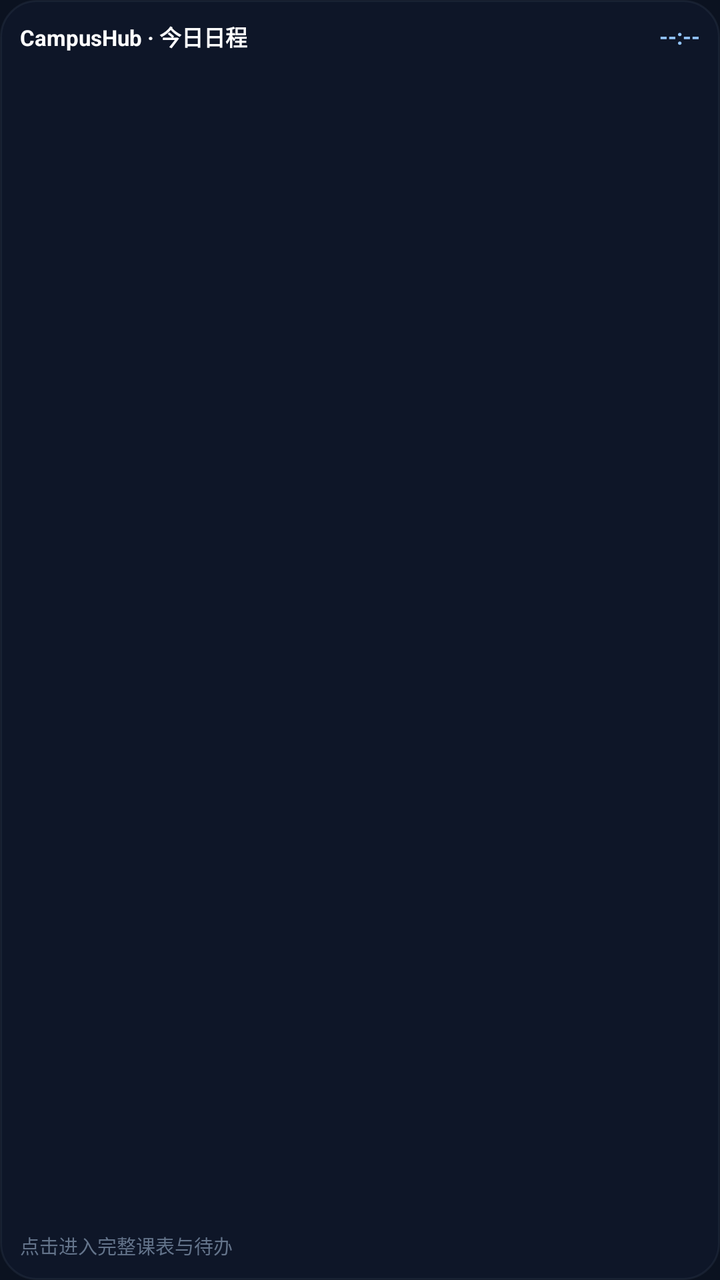
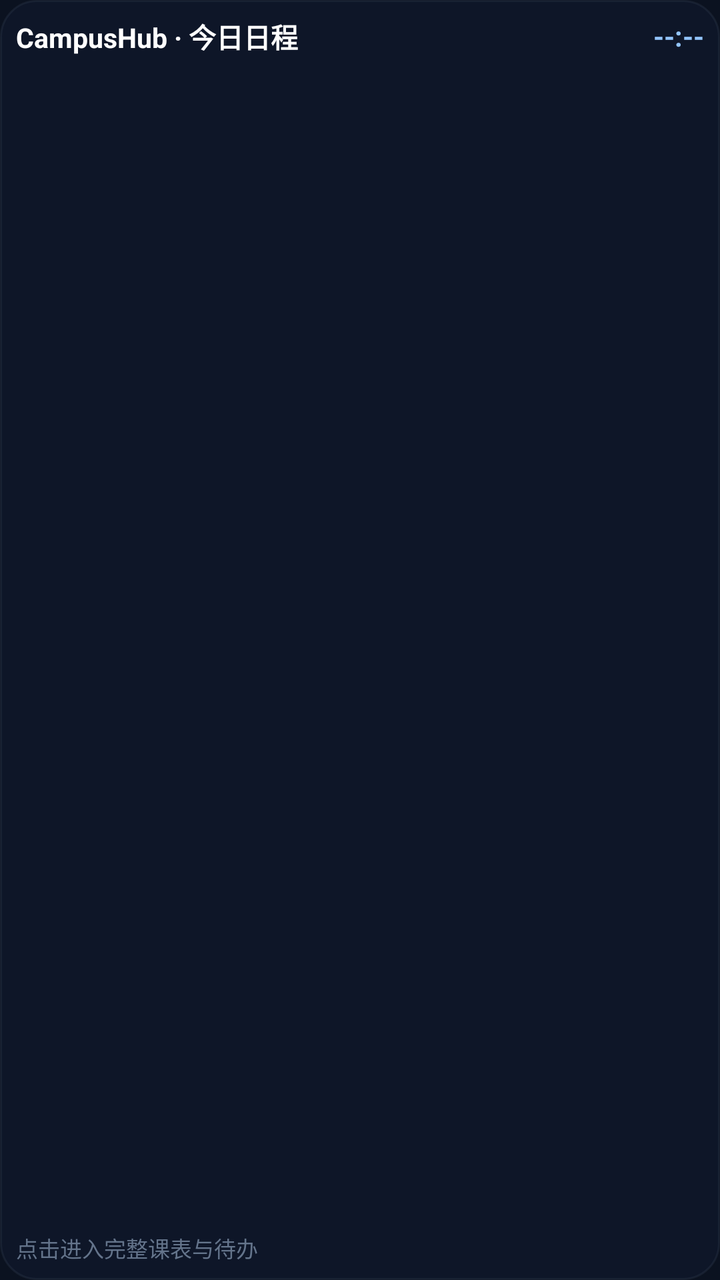

Compare the two renders of this Android layout. The source of the first and the diff that turns it into the second are given below.
<!-- AndroidManifest.xml: application theme Theme.CampusHub -->
<!-- res/layout/widget_today.xml -->
<?xml version="1.0" encoding="utf-8"?>
<LinearLayout xmlns:android="http://schemas.android.com/apk/res/android"
    android:id="@+id/widgetRoot"
    android:layout_width="match_parent"
    android:layout_height="match_parent"
    android:orientation="vertical"
    android:padding="10dp"
    android:background="@drawable/widget_bg">

    
    <LinearLayout
        android:layout_width="match_parent"
        android:layout_height="wrap_content"
        android:orientation="horizontal"
        android:gravity="center_vertical"
        android:paddingBottom="5dp">

        <TextView
            android:id="@+id/widgetTitle"
            android:layout_width="0dp"
            android:layout_height="wrap_content"
            android:layout_weight="1"
            android:text="CampusHub · 今日日程"
            android:textSize="11sp"
            android:textStyle="bold"
            android:textColor="#ffffff"
            android:singleLine="true"
            android:ellipsize="end" />

        <TextView
            android:id="@+id/widgetClock"
            android:layout_width="wrap_content"
            android:layout_height="wrap_content"
            android:text="--:--"
            android:textSize="11sp"
            android:textStyle="bold"
            android:textColor="#93c5fd" />
    </LinearLayout>

    
    <LinearLayout
        android:id="@+id/heroCard"
        android:layout_width="match_parent"
        android:layout_height="wrap_content"
        android:orientation="horizontal"
        android:padding="6dp"
        android:background="@drawable/widget_hero_bg"
        android:gravity="center_vertical"
        android:layout_marginBottom="4dp"
        android:visibility="gone">

        <LinearLayout
            android:layout_width="0dp"
            android:layout_height="wrap_content"
            android:layout_weight="1"
            android:orientation="vertical">

            <LinearLayout
                android:layout_width="wrap_content"
                android:layout_height="wrap_content"
                android:orientation="horizontal"
                android:gravity="center_vertical">

                <TextView
                    android:id="@+id/heroStatus"
                    android:layout_width="wrap_content"
                    android:layout_height="wrap_content"
                    android:text="下一节课"
                    android:textSize="9sp"
                    android:textStyle="bold"
                    android:textColor="#60a5fa" />

                <TextView
                    android:id="@+id/heroClassTime"
                    android:layout_width="wrap_content"
                    android:layout_height="wrap_content"
                    android:layout_marginLeft="6dp"
                    android:text="10:20–12:00"
                    android:textSize="9sp"
                    android:textColor="#94a3b8" />
            </LinearLayout>

            <TextView
                android:id="@+id/heroClassTitle"
                android:layout_width="wrap_content"
                android:layout_height="wrap_content"
                android:text="课程标题"
                android:textSize="11sp"
                android:textStyle="bold"
                android:textColor="#ffffff"
                android:singleLine="true"
                android:ellipsize="end" />
        </LinearLayout>

        <TextView
            android:id="@+id/heroLocation"
            android:layout_width="wrap_content"
            android:layout_height="wrap_content"
            android:text=""
            android:textSize="10sp"
            android:textStyle="bold"
            android:textColor="#bfdbfe"
            android:paddingLeft="6dp"
            android:paddingRight="6dp"
            android:paddingTop="2dp"
            android:paddingBottom="2dp"
            android:singleLine="true"
            android:visibility="gone" />
    </LinearLayout>

    
    <LinearLayout
        android:id="@+id/itemsContainer"
        android:layout_width="match_parent"
        android:layout_height="0dp"
        android:layout_weight="1"
        android:orientation="vertical"
        android:gravity="center_vertical">

        
        <LinearLayout
            android:id="@+id/itemRow1"
            android:layout_width="match_parent"
            android:layout_height="wrap_content"
            android:orientation="horizontal"
            android:gravity="center_vertical"
            android:paddingTop="2dp"
            android:paddingBottom="2dp"
            android:visibility="gone">

            <TextView
                android:id="@+id/itemTag1"
                android:layout_width="wrap_content"
                android:layout_height="wrap_content"
                android:textSize="8.5sp"
                android:textStyle="bold"
                android:paddingLeft="4dp"
                android:paddingRight="4dp"
                android:paddingTop="1dp"
                android:paddingBottom="1dp"
                android:background="@drawable/widget_tag_class"
                android:textColor="#93c5fd"
                android:text="课" />

            <TextView
                android:id="@+id/itemTime1"
                android:layout_width="wrap_content"
                android:layout_height="wrap_content"
                android:textSize="9.5sp"
                android:textStyle="bold"
                android:textColor="#cbd5e1"
                android:layout_marginLeft="5dp"
                android:text="14:00" />

            <TextView
                android:id="@+id/itemTitle1"
                android:layout_width="0dp"
                android:layout_height="wrap_content"
                android:layout_weight="1"
                android:textSize="9.5sp"
                android:textColor="#f8fafc"
                android:singleLine="true"
                android:ellipsize="end"
                android:layout_marginLeft="6dp"
                android:text="日程标题" />

            <TextView
                android:id="@+id/itemLoc1"
                android:layout_width="wrap_content"
                android:layout_height="wrap_content"
                android:textSize="8.5sp"
                android:textColor="#94a3b8"
                android:singleLine="true"
                android:layout_marginLeft="4dp"
                android:text="地点" />
        </LinearLayout>

        
        <LinearLayout
            android:id="@+id/itemRow2"
            android:layout_width="match_parent"
            android:layout_height="wrap_content"
            android:orientation="horizontal"
            android:gravity="center_vertical"
            android:paddingTop="2dp"
            android:paddingBottom="2dp"
            android:visibility="gone">

            <TextView
                android:id="@+id/itemTag2"
                android:layout_width="wrap_content"
                android:layout_height="wrap_content"
                android:textSize="8.5sp"
                android:textStyle="bold"
                android:paddingLeft="4dp"
                android:paddingRight="4dp"
                android:paddingTop="1dp"
                android:paddingBottom="1dp"
                android:background="@drawable/widget_tag_class"
                android:textColor="#93c5fd"
                android:text="课" />

            <TextView
                android:id="@+id/itemTime2"
                android:layout_width="wrap_content"
                android:layout_height="wrap_content"
                android:textSize="9.5sp"
                android:textStyle="bold"
                android:textColor="#cbd5e1"
                android:layout_marginLeft="5dp"
                android:text="15:45" />

            <TextView
                android:id="@+id/itemTitle2"
                android:layout_width="0dp"
                android:layout_height="wrap_content"
                android:layout_weight="1"
                android:textSize="9.5sp"
                android:textColor="#f8fafc"
                android:singleLine="true"
                android:ellipsize="end"
                android:layout_marginLeft="6dp"
                android:text="日程标题" />

            <TextView
                android:id="@+id/itemLoc2"
                android:layout_width="wrap_content"
                android:layout_height="wrap_content"
                android:textSize="8.5sp"
                android:textColor="#94a3b8"
                android:singleLine="true"
                android:layout_marginLeft="4dp"
                android:text="地点" />
        </LinearLayout>

        
        <LinearLayout
            android:id="@+id/itemRow3"
            android:layout_width="match_parent"
            android:layout_height="wrap_content"
            android:orientation="horizontal"
            android:gravity="center_vertical"
            android:paddingTop="2dp"
            android:paddingBottom="2dp"
            android:visibility="gone">

            <TextView
                android:id="@+id/itemTag3"
                android:layout_width="wrap_content"
                android:layout_height="wrap_content"
                android:textSize="8.5sp"
                android:textStyle="bold"
                android:paddingLeft="4dp"
                android:paddingRight="4dp"
                android:paddingTop="1dp"
                android:paddingBottom="1dp"
                android:background="@drawable/widget_tag_todo"
                android:textColor="#fcd34d"
                android:text="待办" />

            <TextView
                android:id="@+id/itemTime3"
                android:layout_width="wrap_content"
                android:layout_height="wrap_content"
                android:textSize="9.5sp"
                android:textStyle="bold"
                android:textColor="#cbd5e1"
                android:layout_marginLeft="5dp"
                android:text="23:59" />

            <TextView
                android:id="@+id/itemTitle3"
                android:layout_width="0dp"
                android:layout_height="wrap_content"
                android:layout_weight="1"
                android:textSize="9.5sp"
                android:textColor="#f8fafc"
                android:singleLine="true"
                android:ellipsize="end"
                android:layout_marginLeft="6dp"
                android:text="待办标题" />

            <TextView
                android:id="@+id/itemLoc3"
                android:layout_width="wrap_content"
                android:layout_height="wrap_content"
                android:textSize="8.5sp"
                android:textColor="#94a3b8"
                android:singleLine="true"
                android:layout_marginLeft="4dp"
                android:text="地点" />
        </LinearLayout>

        
        <LinearLayout
            android:id="@+id/itemRow4"
            android:layout_width="match_parent"
            android:layout_height="wrap_content"
            android:orientation="horizontal"
            android:gravity="center_vertical"
            android:paddingTop="2dp"
            android:paddingBottom="2dp"
            android:visibility="gone">

            <TextView
                android:id="@+id/itemTag4"
                android:layout_width="wrap_content"
                android:layout_height="wrap_content"
                android:textSize="8.5sp"
                android:textStyle="bold"
                android:paddingLeft="4dp"
                android:paddingRight="4dp"
                android:paddingTop="1dp"
                android:paddingBottom="1dp"
                android:background="@drawable/widget_tag_todo"
                android:textColor="#fcd34d"
                android:text="待办" />

            <TextView
                android:id="@+id/itemTime4"
                android:layout_width="wrap_content"
                android:layout_height="wrap_content"
                android:textSize="9.5sp"
                android:textStyle="bold"
                android:textColor="#cbd5e1"
                android:layout_marginLeft="5dp"
                android:text="23:59" />

            <TextView
                android:id="@+id/itemTitle4"
                android:layout_width="0dp"
                android:layout_height="wrap_content"
                android:layout_weight="1"
                android:textSize="9.5sp"
                android:textColor="#f8fafc"
                android:singleLine="true"
                android:ellipsize="end"
                android:layout_marginLeft="6dp"
                android:text="待办标题" />

            <TextView
                android:id="@+id/itemLoc4"
                android:layout_width="wrap_content"
                android:layout_height="wrap_content"
                android:textSize="8.5sp"
                android:textColor="#94a3b8"
                android:singleLine="true"
                android:layout_marginLeft="4dp"
                android:text="地点" />
        </LinearLayout>

        
        <TextView
            android:id="@+id/emptyNotice"
            android:layout_width="match_parent"
            android:layout_height="wrap_content"
            android:gravity="center"
            android:text="今天没有待办和课程，好好休息吧~"
            android:textSize="10sp"
            android:textColor="#94a3b8"
            android:paddingTop="8dp"
            android:paddingBottom="8dp"
            android:visibility="gone" />
    </LinearLayout>

    
    <TextView
        android:id="@+id/widgetSummary"
        android:layout_width="match_parent"
        android:layout_height="wrap_content"
        android:text="点击进入完整课表与待办"
        android:textSize="9.5sp"
        android:textColor="#64748b"
        android:paddingTop="3dp"
        android:singleLine="true"
        android:ellipsize="end" />

</LinearLayout>
<!-- resources referenced by this layout -->
<resources>
  <!-- drawable widget_bg (drawable) -->
  <?xml version="1.0" encoding="utf-8"?>
  <shape xmlns:android="http://schemas.android.com/apk/res/android"
      android:shape="rectangle">
      <solid android:color="#d90f172a" />
      <corners android:radius="18dp" />
      <stroke android:width="1dp" android:color="#33475569" />
  </shape>
  <!-- drawable widget_hero_bg (drawable) -->
  <?xml version="1.0" encoding="utf-8"?>
  <shape xmlns:android="http://schemas.android.com/apk/res/android"
      android:shape="rectangle">
      <solid android:color="#263b82f6" />
      <corners android:radius="12dp" />
      <stroke android:width="1dp" android:color="#4d3b82f6" />
  </shape>
  <!-- drawable widget_tag_class (drawable) -->
  <?xml version="1.0" encoding="utf-8"?>
  <shape xmlns:android="http://schemas.android.com/apk/res/android"
      android:shape="rectangle">
      <solid android:color="#1a3b82f6" />
      <corners android:radius="3dp" />
      <stroke android:width="1dp" android:color="#4d60a5fa" />
  </shape>
  <!-- drawable widget_tag_todo (drawable) -->
  <?xml version="1.0" encoding="utf-8"?>
  <shape xmlns:android="http://schemas.android.com/apk/res/android"
      android:shape="rectangle">
      <solid android:color="#1af59e0b" />
      <corners android:radius="3dp" />
      <stroke android:width="1dp" android:color="#4dfbbf24" />
  </shape>
  <style name="Theme.CampusHub" parent="Theme.MaterialComponents.DayNight.NoActionBar">
          <item name="android:statusBarColor">@color/bg_dark</item>
          <item name="android:navigationBarColor">@color/bg_dark</item>
          <item name="android:windowBackground">@color/bg_dark</item>
      </style>
  <color name="bg_dark">#0b1220</color>
</resources>

<!-- the commit's change to res/layout/widget_today.xml (unified diff, before → after) -->
@@ -4,7 +4,7 @@
     android:layout_width="match_parent"
     android:layout_height="match_parent"
     android:orientation="vertical"
-    android:padding="10dp"
+    android:padding="8dp"
     android:background="@drawable/widget_bg">
 
     
@@ -13,7 +13,7 @@
         android:layout_height="wrap_content"
         android:orientation="horizontal"
         android:gravity="center_vertical"
-        android:paddingBottom="5dp">
+        android:paddingBottom="4dp">
 
         <TextView
             android:id="@+id/widgetTitle"
@@ -21,7 +21,7 @@
             android:layout_height="wrap_content"
             android:layout_weight="1"
             android:text="CampusHub · 今日日程"
-            android:textSize="11sp"
+            android:textSize="13.5sp"
             android:textStyle="bold"
             android:textColor="#ffffff"
             android:singleLine="true"
@@ -32,7 +32,7 @@
             android:layout_width="wrap_content"
             android:layout_height="wrap_content"
             android:text="--:--"
-            android:textSize="11sp"
+            android:textSize="13.5sp"
             android:textStyle="bold"
             android:textColor="#93c5fd" />
     </LinearLayout>
@@ -43,7 +43,7 @@
         android:layout_width="match_parent"
         android:layout_height="wrap_content"
         android:orientation="horizontal"
-        android:padding="6dp"
+        android:padding="7dp"
         android:background="@drawable/widget_hero_bg"
         android:gravity="center_vertical"
         android:layout_marginBottom="4dp"
@@ -66,7 +66,7 @@
                     android:layout_width="wrap_content"
                     android:layout_height="wrap_content"
                     android:text="下一节课"
-                    android:textSize="9sp"
+                    android:textSize="11.5sp"
                     android:textStyle="bold"
                     android:textColor="#60a5fa" />
 
@@ -76,8 +76,9 @@
                     android:layout_height="wrap_content"
                     android:layout_marginLeft="6dp"
                     android:text="10:20–12:00"
-                    android:textSize="9sp"
-                    android:textColor="#94a3b8" />
+                    android:textSize="11.5sp"
+                    android:textStyle="bold"
+                    android:textColor="#cbd5e1" />
             </LinearLayout>
 
             <TextView
@@ -85,7 +86,7 @@
                 android:layout_width="wrap_content"
                 android:layout_height="wrap_content"
                 android:text="课程标题"
-                android:textSize="11sp"
+                android:textSize="14sp"
                 android:textStyle="bold"
                 android:textColor="#ffffff"
                 android:singleLine="true"
@@ -97,7 +98,7 @@
             android:layout_width="wrap_content"
             android:layout_height="wrap_content"
             android:text=""
-            android:textSize="10sp"
+            android:textSize="12.5sp"
             android:textStyle="bold"
             android:textColor="#bfdbfe"
             android:paddingLeft="6dp"
@@ -124,20 +125,20 @@
             android:layout_height="wrap_content"
             android:orientation="horizontal"
             android:gravity="center_vertical"
-            android:paddingTop="2dp"
-            android:paddingBottom="2dp"
+            android:paddingTop="3dp"
+            android:paddingBottom="3dp"
             android:visibility="gone">
 
             <TextView
                 android:id="@+id/itemTag1"
                 android:layout_width="wrap_content"
                 android:layout_height="wrap_content"
-                android:textSize="8.5sp"
-                android:textStyle="bold"
-                android:paddingLeft="4dp"
-                android:paddingRight="4dp"
-                android:paddingTop="1dp"
-                android:paddingBottom="1dp"
+                android:textSize="11sp"
+                android:textStyle="bold"
+                android:paddingLeft="5dp"
+                android:paddingRight="5dp"
+                android:paddingTop="1.5dp"
+                android:paddingBottom="1.5dp"
                 android:background="@drawable/widget_tag_class"
                 android:textColor="#93c5fd"
                 android:text="课" />
@@ -146,10 +147,10 @@
                 android:id="@+id/itemTime1"
                 android:layout_width="wrap_content"
                 android:layout_height="wrap_content"
-                android:textSize="9.5sp"
-                android:textStyle="bold"
-                android:textColor="#cbd5e1"
-                android:layout_marginLeft="5dp"
+                android:textSize="12sp"
+                android:textStyle="bold"
+                android:textColor="#e2e8f0"
+                android:layout_marginLeft="6dp"
                 android:text="14:00" />
 
             <TextView
@@ -157,8 +158,9 @@
                 android:layout_width="0dp"
                 android:layout_height="wrap_content"
                 android:layout_weight="1"
-                android:textSize="9.5sp"
-                android:textColor="#f8fafc"
+                android:textSize="12.5sp"
+                android:textStyle="bold"
+                android:textColor="#ffffff"
                 android:singleLine="true"
                 android:ellipsize="end"
                 android:layout_marginLeft="6dp"
@@ -168,10 +170,10 @@
                 android:id="@+id/itemLoc1"
                 android:layout_width="wrap_content"
                 android:layout_height="wrap_content"
-                android:textSize="8.5sp"
+                android:textSize="11sp"
                 android:textColor="#94a3b8"
                 android:singleLine="true"
-                android:layout_marginLeft="4dp"
+                android:layout_marginLeft="5dp"
                 android:text="地点" />
         </LinearLayout>
 
@@ -182,20 +184,20 @@
             android:layout_height="wrap_content"
             android:orientation="horizontal"
             android:gravity="center_vertical"
-            android:paddingTop="2dp"
-            android:paddingBottom="2dp"
+            android:paddingTop="3dp"
+            android:paddingBottom="3dp"
             android:visibility="gone">
 
             <TextView
                 android:id="@+id/itemTag2"
                 android:layout_width="wrap_content"
                 android:layout_height="wrap_content"
-                android:textSize="8.5sp"
-                android:textStyle="bold"
-                android:paddingLeft="4dp"
-                android:paddingRight="4dp"
-                android:paddingTop="1dp"
-                android:paddingBottom="1dp"
+                android:textSize="11sp"
+                android:textStyle="bold"
+                android:paddingLeft="5dp"
+                android:paddingRight="5dp"
+                android:paddingTop="1.5dp"
+                android:paddingBottom="1.5dp"
                 android:background="@drawable/widget_tag_class"
                 android:textColor="#93c5fd"
                 android:text="课" />
@@ -204,10 +206,10 @@
                 android:id="@+id/itemTime2"
                 android:layout_width="wrap_content"
                 android:layout_height="wrap_content"
-                android:textSize="9.5sp"
-                android:textStyle="bold"
-                android:textColor="#cbd5e1"
-                android:layout_marginLeft="5dp"
+                android:textSize="12sp"
+                android:textStyle="bold"
+                android:textColor="#e2e8f0"
+                android:layout_marginLeft="6dp"
                 android:text="15:45" />
 
             <TextView
@@ -215,8 +217,9 @@
                 android:layout_width="0dp"
                 android:layout_height="wrap_content"
                 android:layout_weight="1"
-                android:textSize="9.5sp"
-                android:textColor="#f8fafc"
+                android:textSize="12.5sp"
+                android:textStyle="bold"
+                android:textColor="#ffffff"
                 android:singleLine="true"
                 android:ellipsize="end"
                 android:layout_marginLeft="6dp"
@@ -226,10 +229,10 @@
                 android:id="@+id/itemLoc2"
                 android:layout_width="wrap_content"
                 android:layout_height="wrap_content"
-                android:textSize="8.5sp"
+                android:textSize="11sp"
                 android:textColor="#94a3b8"
                 android:singleLine="true"
-                android:layout_marginLeft="4dp"
+                android:layout_marginLeft="5dp"
                 android:text="地点" />
         </LinearLayout>
 
@@ -240,20 +243,20 @@
             android:layout_height="wrap_content"
             android:orientation="horizontal"
             android:gravity="center_vertical"
-            android:paddingTop="2dp"
-            android:paddingBottom="2dp"
+            android:paddingTop="3dp"
+            android:paddingBottom="3dp"
             android:visibility="gone">
 
             <TextView
                 android:id="@+id/itemTag3"
                 android:layout_width="wrap_content"
                 android:layout_height="wrap_content"
-                android:textSize="8.5sp"
-                android:textStyle="bold"
-                android:paddingLeft="4dp"
-                android:paddingRight="4dp"
-                android:paddingTop="1dp"
-                android:paddingBottom="1dp"
+                android:textSize="11sp"
+                android:textStyle="bold"
+                android:paddingLeft="5dp"
+                android:paddingRight="5dp"
+                android:paddingTop="1.5dp"
+                android:paddingBottom="1.5dp"
                 android:background="@drawable/widget_tag_todo"
                 android:textColor="#fcd34d"
                 android:text="待办" />
@@ -262,10 +265,10 @@
                 android:id="@+id/itemTime3"
                 android:layout_width="wrap_content"
                 android:layout_height="wrap_content"
-                android:textSize="9.5sp"
-                android:textStyle="bold"
-                android:textColor="#cbd5e1"
-                android:layout_marginLeft="5dp"
+                android:textSize="12sp"
+                android:textStyle="bold"
+                android:textColor="#e2e8f0"
+                android:layout_marginLeft="6dp"
                 android:text="23:59" />
 
             <TextView
@@ -273,8 +276,9 @@
                 android:layout_width="0dp"
                 android:layout_height="wrap_content"
                 android:layout_weight="1"
-                android:textSize="9.5sp"
-                android:textColor="#f8fafc"
+                android:textSize="12.5sp"
+                android:textStyle="bold"
+                android:textColor="#ffffff"
                 android:singleLine="true"
                 android:ellipsize="end"
                 android:layout_marginLeft="6dp"
@@ -284,10 +288,10 @@
                 android:id="@+id/itemLoc3"
                 android:layout_width="wrap_content"
                 android:layout_height="wrap_content"
-                android:textSize="8.5sp"
+                android:textSize="11sp"
                 android:textColor="#94a3b8"
                 android:singleLine="true"
-                android:layout_marginLeft="4dp"
+                android:layout_marginLeft="5dp"
                 android:text="地点" />
         </LinearLayout>
 
@@ -298,20 +302,20 @@
             android:layout_height="wrap_content"
             android:orientation="horizontal"
             android:gravity="center_vertical"
-            android:paddingTop="2dp"
-            android:paddingBottom="2dp"
+            android:paddingTop="3dp"
+            android:paddingBottom="3dp"
             android:visibility="gone">
 
             <TextView
                 android:id="@+id/itemTag4"
                 android:layout_width="wrap_content"
                 android:layout_height="wrap_content"
-                android:textSize="8.5sp"
-                android:textStyle="bold"
-                android:paddingLeft="4dp"
-                android:paddingRight="4dp"
-                android:paddingTop="1dp"
-                android:paddingBottom="1dp"
+                android:textSize="11sp"
+                android:textStyle="bold"
+                android:paddingLeft="5dp"
+                android:paddingRight="5dp"
+                android:paddingTop="1.5dp"
+                android:paddingBottom="1.5dp"
                 android:background="@drawable/widget_tag_todo"
                 android:textColor="#fcd34d"
                 android:text="待办" />
@@ -320,10 +324,10 @@
                 android:id="@+id/itemTime4"
                 android:layout_width="wrap_content"
                 android:layout_height="wrap_content"
-                android:textSize="9.5sp"
-                android:textStyle="bold"
-                android:textColor="#cbd5e1"
-                android:layout_marginLeft="5dp"
+                android:textSize="12sp"
+                android:textStyle="bold"
+                android:textColor="#e2e8f0"
+                android:layout_marginLeft="6dp"
                 android:text="23:59" />
 
             <TextView
@@ -331,8 +335,9 @@
                 android:layout_width="0dp"
                 android:layout_height="wrap_content"
                 android:layout_weight="1"
-                android:textSize="9.5sp"
-                android:textColor="#f8fafc"
+                android:textSize="12.5sp"
+                android:textStyle="bold"
+                android:textColor="#ffffff"
                 android:singleLine="true"
                 android:ellipsize="end"
                 android:layout_marginLeft="6dp"
@@ -342,10 +347,10 @@
                 android:id="@+id/itemLoc4"
                 android:layout_width="wrap_content"
                 android:layout_height="wrap_content"
-                android:textSize="8.5sp"
+                android:textSize="11sp"
                 android:textColor="#94a3b8"
                 android:singleLine="true"
-                android:layout_marginLeft="4dp"
+                android:layout_marginLeft="5dp"
                 android:text="地点" />
         </LinearLayout>
 
@@ -356,7 +361,7 @@
             android:layout_height="wrap_content"
             android:gravity="center"
             android:text="今天没有待办和课程，好好休息吧~"
-            android:textSize="10sp"
+            android:textSize="12sp"
             android:textColor="#94a3b8"
             android:paddingTop="8dp"
             android:paddingBottom="8dp"
@@ -369,7 +374,7 @@
         android:layout_width="match_parent"
         android:layout_height="wrap_content"
         android:text="点击进入完整课表与待办"
-        android:textSize="9.5sp"
+        android:textSize="11sp"
         android:textColor="#64748b"
         android:paddingTop="3dp"
         android:singleLine="true"
